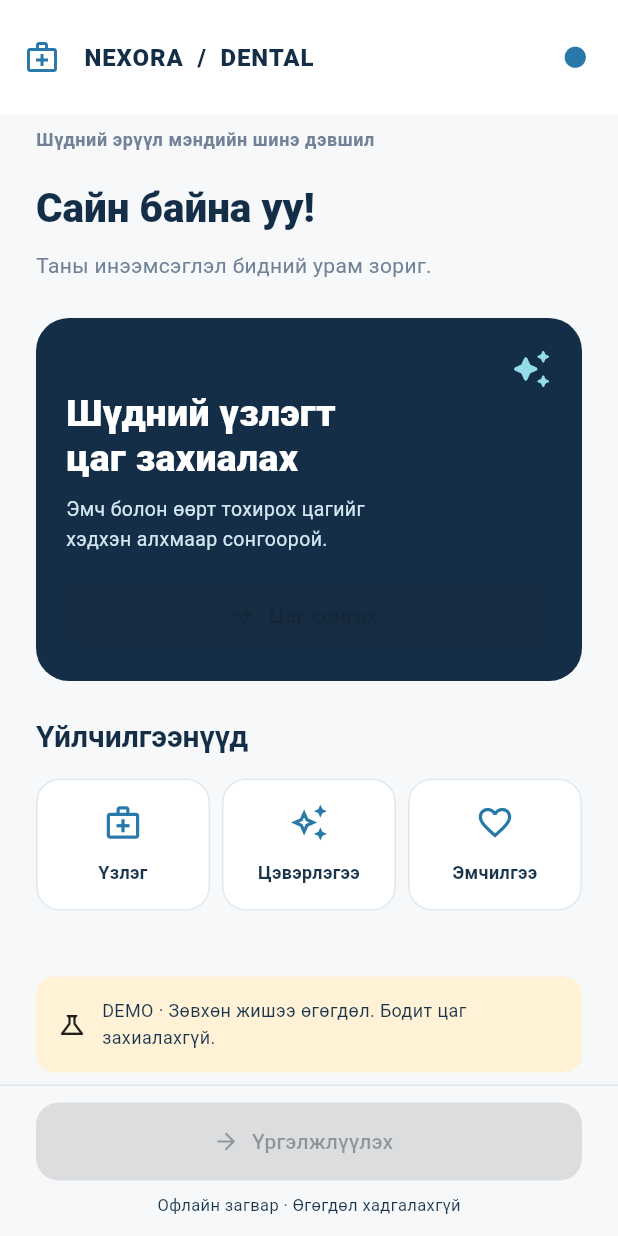
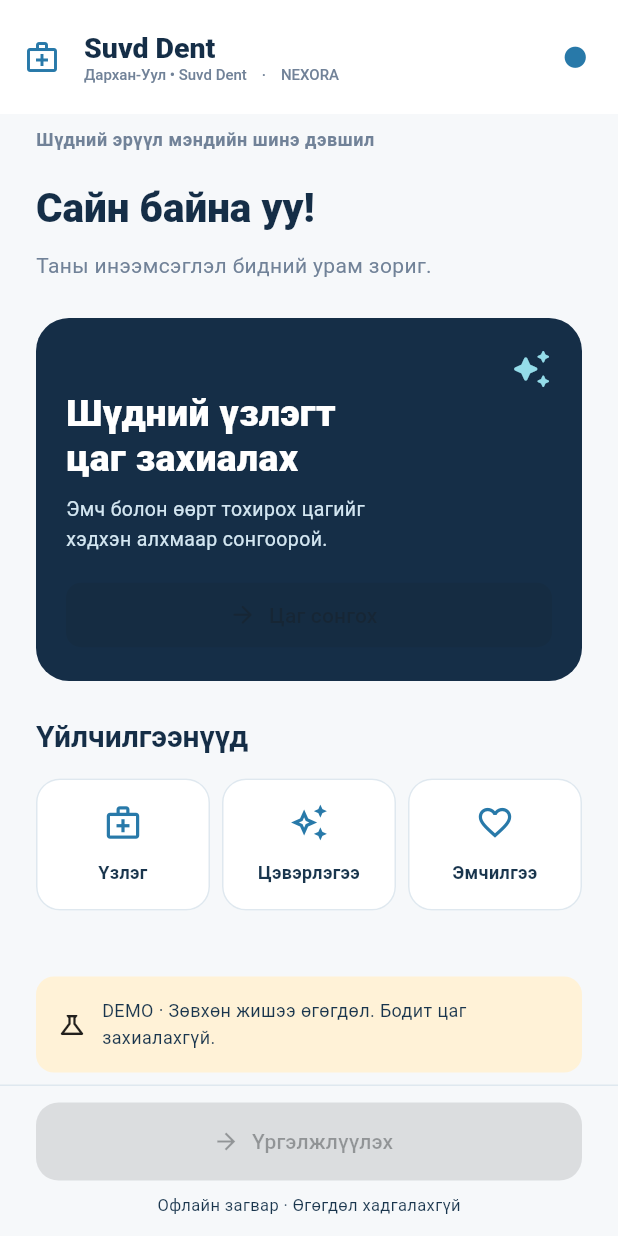
Before and after one commit to bilgee80977053-oss/SuvdDent, a Flutter app: the screen it shows after launch, on a phone screen of 412 x 824 dp. Run offline on Flutter 3.47's test engine with Material 3 defaults, Android fonts, the phone set to English and light mode, and no system bars; our stand-ins replace timezone.

Commit message:
Brand patient app Suvd Dent in Darkhan-Uul; keep NEXORA as a small platform mark

```diff
--- a/mobile/lib/app/clinical_widgets.dart
+++ b/mobile/lib/app/clinical_widgets.dart
@@ -31,14 +31,29 @@ class ClinicalHeader extends StatelessWidget implements PreferredSizeWidget {
             icon: const Icon(Icons.arrow_back_rounded),
           ),
     titleSpacing: 0,
-    title: const Text(
-      'NEXORA  /  DENTAL',
-      style: TextStyle(
-        color: AppColors.navy,
-        fontSize: 16,
-        fontWeight: FontWeight.w800,
-        letterSpacing: 0.6,
-      ),
+    title: const Column(
+      mainAxisSize: MainAxisSize.min,
+      crossAxisAlignment: CrossAxisAlignment.start,
+      children: [
+        Text(
+          'Suvd Dent',
+          style: TextStyle(
+            color: AppColors.navy,
+            fontSize: 19,
+            fontWeight: FontWeight.w800,
+          ),
+        ),
+        Text(
+          'Дархан-Уул • Suvd Dent    ·    NEXORA',
+          maxLines: 1,
+          overflow: TextOverflow.ellipsis,
+          style: TextStyle(
+            color: AppColors.muted,
+            fontSize: 10,
+            fontWeight: FontWeight.w500,
+          ),
+        ),
+      ],
     ),
     actions: [
       ...actions,
```
